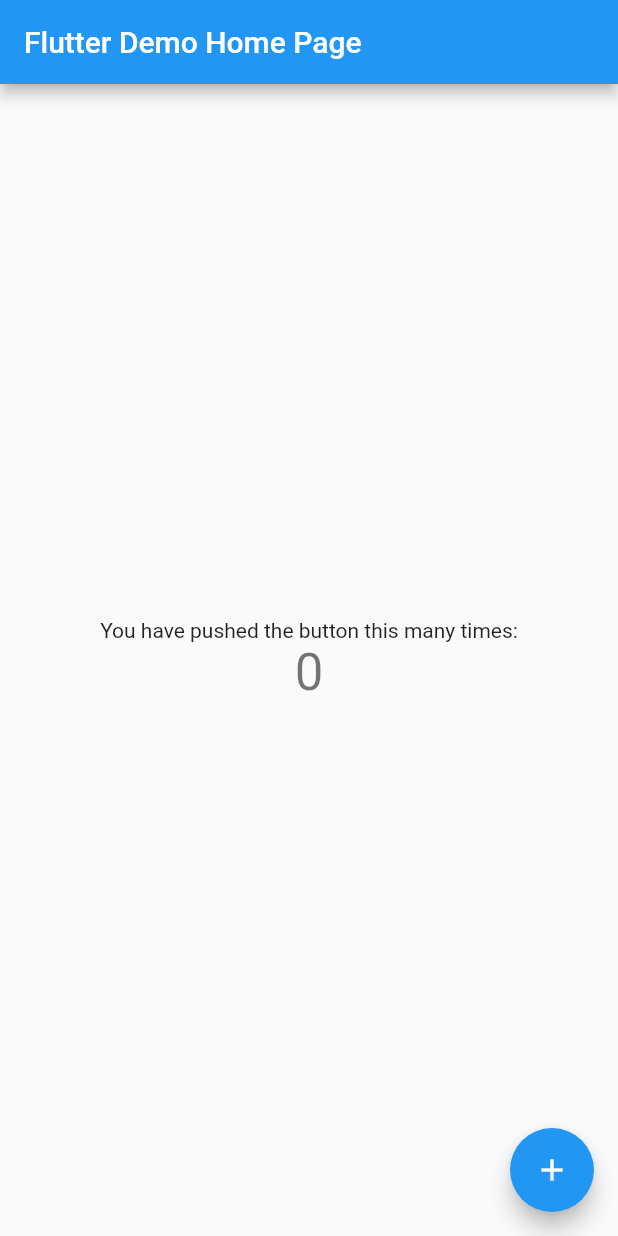
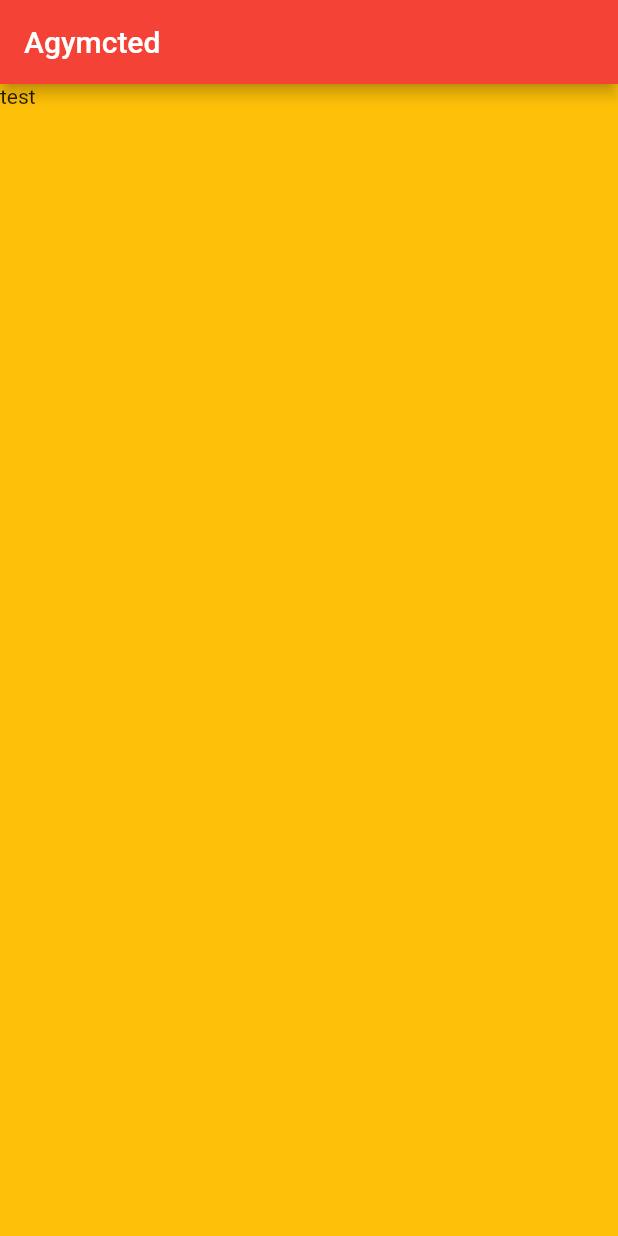
Before and after one commit to guimell/agymcted, a Flutter app: the screen it shows after launch, on a phone screen of 412 x 824 dp. Run offline on Flutter 3.47's test engine with Material 2 defaults, Android fonts, the phone set to English and light mode, and no system bars.

Commit message:
init commit

```diff
--- /dev/null
+++ b/lib/config.dart
@@ -0,0 +1,9 @@
+import 'dart:async';
+
+class AppConfig {
+  // screen size
+  static StreamController<List<double>> screenSizeStreamController =
+      StreamController<List<double>>.broadcast();
+  static double screenWidth = 0;
+  static double screenHeight = 0;
+}
--- /dev/null
+++ b/lib/home.dart
@@ -0,0 +1,41 @@
+import 'package:agymcted/config.dart';
+import 'package:flutter/material.dart';
+
+class HomePage extends StatefulWidget {
+  const HomePage({super.key});
+
+  @override
+  State<HomePage> createState() => _HomePageState();
+}
+
+class _HomePageState extends State<HomePage> {
+  @override
+  Widget build(BuildContext context) {
+    // update (globally) screen size
+    AppConfig.screenWidth = MediaQuery.of(context).size.width;
+    AppConfig.screenHeight = MediaQuery.of(context).size.height;
+    AppConfig.screenSizeStreamController
+        .add([AppConfig.screenWidth, AppConfig.screenHeight]);
+    return Scaffold(
+        appBar: AppBar(
+          title: const Text("Agymcted"),
+        ),
+        body: SingleChildScrollView(
+          child: Center(
+            child: Column(
+              mainAxisAlignment: MainAxisAlignment.center,
+              children: [
+                Container(
+                  height: AppConfig.screenHeight,
+                  width: AppConfig.screenWidth,
+                  color: Colors.amber,
+                  child: Text(
+                    "test",
+                  ),
+                )
+              ],
+            ),
+          ),
+        ));
+  }
+}
--- a/lib/main.dart
+++ b/lib/main.dart
@@ -1,3 +1,4 @@
+import 'package:agymcted/home.dart';
 import 'package:flutter/material.dart';
 
 void main() {
@@ -7,109 +8,15 @@ void main() {
 class MyApp extends StatelessWidget {
   const MyApp({super.key});
 
-  // This widget is the root of your application.
   @override
   Widget build(BuildContext context) {
     return MaterialApp(
+      debugShowCheckedModeBanner: false,
       title: 'Flutter Demo',
       theme: ThemeData(
-        // This is the theme of your application.
-        //
-        // Try running your application with "flutter run". You'll see the
-        // application has a blue toolbar. Then, without quitting the app, try
-        // changing the primarySwatch below to Colors.green and then invoke
-        // "hot reload" (press "r" in the console where you ran "flutter run",
-        // or simply save your changes to "hot reload" in a Flutter IDE).
-        // Notice that the counter didn't reset back to zero; the application
-        // is not restarted.
-        primarySwatch: Colors.blue,
+        primarySwatch: Colors.red,
       ),
-      home: const MyHomePage(title: 'Flutter Demo Home Page'),
+      home: const HomePage(),
     );
   }
 }
-
-class MyHomePage extends StatefulWidget {
-  const MyHomePage({super.key, required this.title});
-
-  // This widget is the home page of your application. It is stateful, meaning
-  // that it has a State object (defined below) that contains fields that affect
-  // how it looks.
-
-  // This class is the configuration for the state. It holds the values (in this
-  // case the title) provided by the parent (in this case the App widget) and
-  // used by the build method of the State. Fields in a Widget subclass are
-  // always marked "final".
-
-  final String title;
-
-  @override
-  State<MyHomePage> createState() => _MyHomePageState();
-}
-
-class _MyHomePageState extends State<MyHomePage> {
-  int _counter = 0;
-
-  void _incrementCounter() {
-    setState(() {
-      // This call to setState tells the Flutter framework that something has
-      // changed in this State, which causes it to rerun the build method below
-      // so that the display can reflect the updated values. If we changed
-      // _counter without calling setState(), then the build method would not be
-      // called again, and so nothing would appear to happen.
-      _counter++;
-    });
-  }
-
-  @override
-  Widget build(BuildContext context) {
-    // This method is rerun every time setState is called, for instance as done
-    // by the _incrementCounter method above.
-    //
-    // The Flutter framework has been optimized to make rerunning build methods
-    // fast, so that you can just rebuild anything that needs updating rather
-    // than having to individually change instances of widgets.
-    return Scaffold(
-      appBar: AppBar(
-        // Here we take the value from the MyHomePage object that was created by
-        // the App.build method, and use it to set our appbar title.
-        title: Text(widget.title),
-      ),
-      body: Center(
-        // Center is a layout widget. It takes a single child and positions it
-        // in the middle of the parent.
-        child: Column(
-          // Column is also a layout widget. It takes a list of children and
-          // arranges them vertically. By default, it sizes itself to fit its
-          // children horizontally, and tries to be as tall as its parent.
-          //
-          // Invoke "debug painting" (press "p" in the console, choose the
-          // "Toggle Debug Paint" action from the Flutter Inspector in Android
-          // Studio, or the "Toggle Debug Paint" command in Visual Studio Code)
-          // to see the wireframe for each widget.
-          //
-          // Column has various properties to control how it sizes itself and
-          // how it positions its children. Here we use mainAxisAlignment to
-          // center the children vertically; the main axis here is the vertical
-          // axis because Columns are vertical (the cross axis would be
-          // horizontal).
-          mainAxisAlignment: MainAxisAlignment.center,
-          children: <Widget>[
-            const Text(
-              'You have pushed the button this many times:',
-            ),
-            Text(
-              '$_counter',
-              style: Theme.of(context).textTheme.headlineMedium,
-            ),
-          ],
-        ),
-      ),
-      floatingActionButton: FloatingActionButton(
-        onPressed: _incrementCounter,
-        tooltip: 'Increment',
-        child: const Icon(Icons.add),
-      ), // This trailing comma makes auto-formatting nicer for build methods.
-    );
-  }
-}
```
